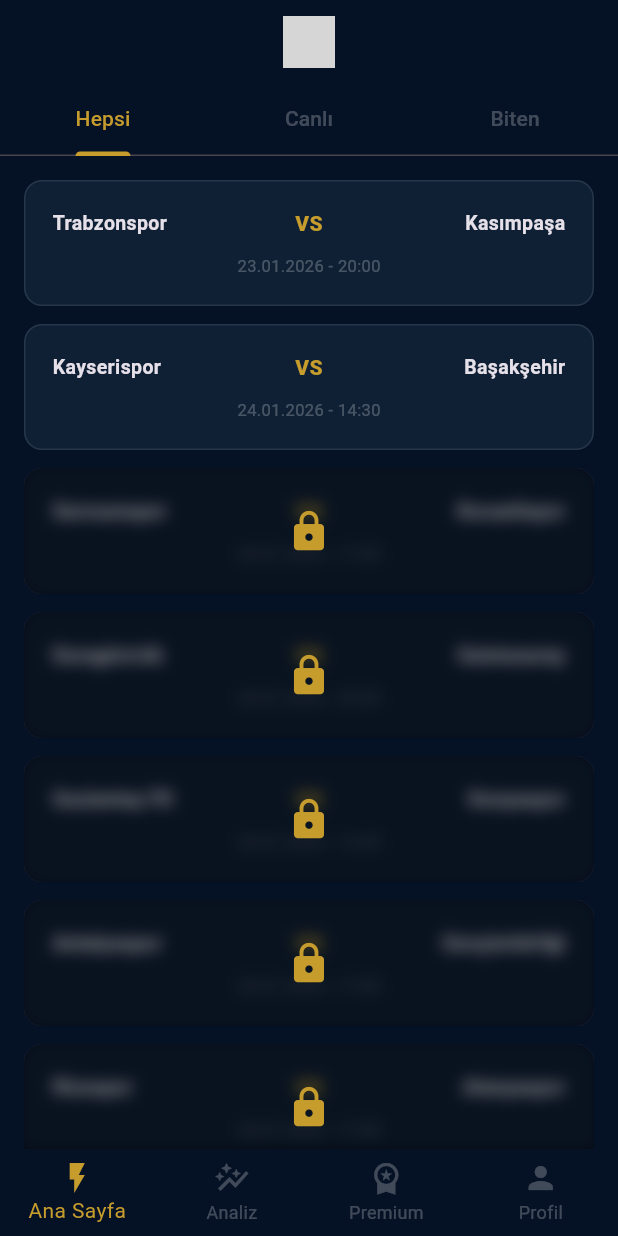
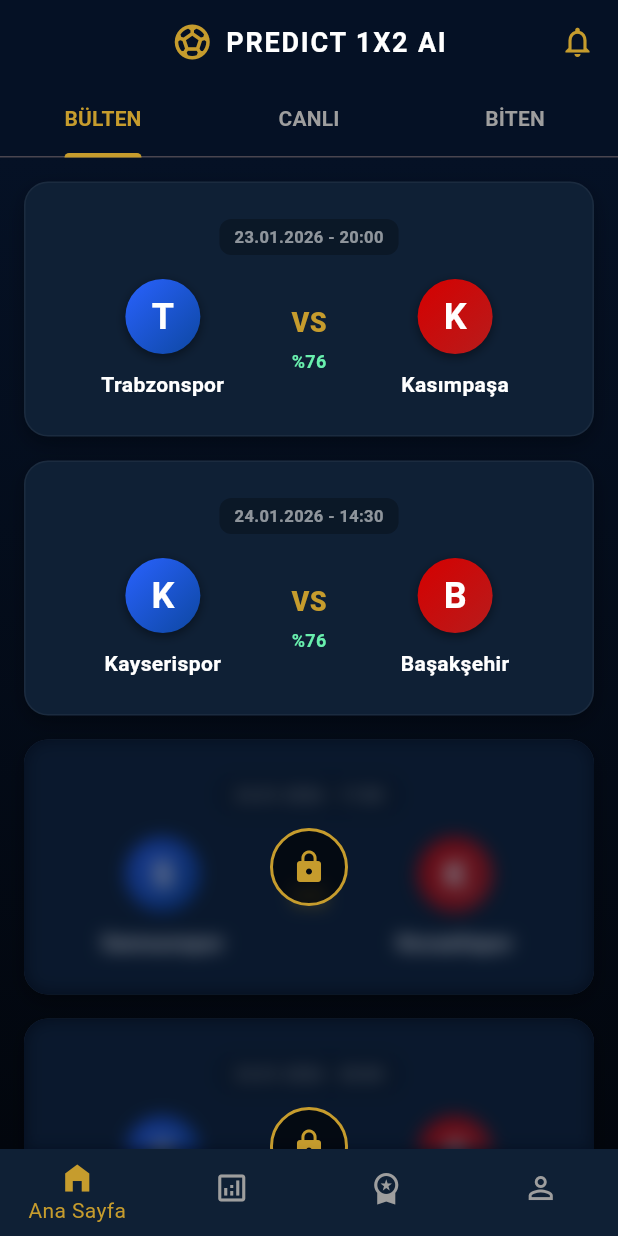
Before and after one commit to v-s-p/1X2-AI-app, a Flutter app: the screen it shows after launch, on a phone screen of 412 x 824 dp. Run offline on Flutter 3.47's test engine with Material 3 defaults, Android fonts, the phone set to English and light mode, and no system bars; grey boxes are pictures that could not be loaded.

Commit message:
Update main.dart

```diff
--- a/lib/main.dart
+++ b/lib/main.dart
@@ -1,4 +1,4 @@
-import 'dart:ui';
+import 'dart:ui'; // Blur efekti için şart
 import 'package:flutter/material.dart';
 
 void main() {
@@ -10,21 +10,24 @@
 
   @override
   Widget build(BuildContext context) {
+    const brandNavy = Color(0xFF051125); // Derin Lacivert
+    const goldPrimary = Color(0xFFC69C2D); // Altın
+
     return MaterialApp(
       debugShowCheckedModeBanner: false,
       title: 'Predict 1X2 AI',
       theme: ThemeData(
         brightness: Brightness.dark,
-        scaffoldBackgroundColor: const Color(0xFF051125),
-        primaryColor: const Color(0xFFC69C2D),
-        cardColor: const Color(0xFF0F2035),
+        scaffoldBackgroundColor: brandNavy,
+        primaryColor: goldPrimary,
+        fontFamily: 'Roboto',
+        useMaterial3: true,
       ),
       home: const MainShell(),
     );
   }
 }
 
-// --- ANA NAVİGASYON MERKEZİ ---
 class MainShell extends StatefulWidget {
   const MainShell({super.key});
   @override
@@ -32,130 +35,170 @@
 }
 
 class _MainShellState extends State<MainShell> {
-  int _selectedIndex = 0;
-
-  // Sayfaları burada tanımlıyoruz
-  final List<Widget> _pages = [
-    const HomePage(),        // Maç Listesi ve Tablar
-    const PredictionsPage(), // Banko ve Sihirli Kupon
-    const PremiumPage(),     // Satış Ekranı
-    const ProfilePage(),     // Kullanıcı Ayarları
-  ];
-
-  @override
-  Widget build(BuildContext context) {
-    return Scaffold(
-      body: IndexedStack( // Sayfa durumlarını korumak için IndexedStack
-        index: _selectedIndex,
-        children: _pages,
-      ),
-      bottomNavigationBar: BottomNavigationBar(
-        currentIndex: _selectedIndex,
-        onTap: (index) => setState(() => _selectedIndex = index),
-        type: BottomNavigationBarType.fixed,
-        backgroundColor: const Color(0xFF051125),
-        selectedItemColor: const Color(0xFFC69C2D),
-        unselectedItemColor: Colors.white24,
-        items: const [
-          BottomNavigationBarItem(icon: Icon(Icons.flash_on), label: 'Ana Sayfa'),
-          BottomNavigationBarItem(icon: Icon(Icons.auto_graph), label: 'Analiz'),
-          BottomNavigationBarItem(icon: Icon(Icons.workspace_premium), label: 'Premium'),
-          BottomNavigationBarItem(icon: Icon(Icons.person), label: 'Profil'),
-        ],
-      ),
-    );
-  }
-}
-
-// ==========================================
-// 1. ANA SAYFA (MAÇ LİSTESİ VE TABLAR)
-// ==========================================
-class HomePage extends StatelessWidget {
-  const HomePage({super.key});
+  int _currentIndex = 0;
+  bool isPremium = false; // Test: FALSE (Kilitli maçları gör)
 
   @override
   Widget build(BuildContext context) {
     return DefaultTabController(
       length: 3,
       child: Scaffold(
+        // APP BAR TASARIMI
         appBar: AppBar(
           backgroundColor: const Color(0xFF051125),
           elevation: 0,
-          title: Image.asset('assets/logo.png', height: 35),
+          title: Row(
+            mainAxisSize: MainAxisSize.min,
+            children: [
+               // Logo yoksa hata vermesin diye Icon koydum, varsa Image.asset kullan
+               const Icon(Icons.sports_soccer, color: Color(0xFFC69C2D), size: 28),
+               const SizedBox(width: 8),
+               Text("PREDICT 1X2 AI", style: TextStyle(color: Colors.white, fontWeight: FontWeight.bold, fontSize: 18, letterSpacing: 1.2)),
+            ],
+          ),
           centerTitle: true,
-          bottom: const TabBar(
-            indicatorColor: Color(0xFFC69C2D),
-            labelColor: Color(0xFFC69C2D),
-            unselectedLabelColor: Colors.white24,
-            tabs: [Tab(text: "Hepsi"), Tab(text: "Canlı"), Tab(text: "Biten")],
+          actions: const [
+            Icon(Icons.notifications_none, color: Color(0xFFC69C2D)),
+            SizedBox(width: 15),
+          ],
+          bottom: TabBar(
+            indicatorColor: const Color(0xFFC69C2D),
+            labelColor: const Color(0xFFC69C2D),
+            unselectedLabelColor: Colors.grey,
+            indicatorWeight: 3,
+            labelStyle: const TextStyle(fontWeight: FontWeight.bold),
+            tabs: const [
+              Tab(text: "BÜLTEN"),
+              Tab(text: "CANLI"),
+              Tab(text: "BİTEN"),
+            ],
           ),
         ),
-        body: TabBarView(
-          children: [
-            _buildMatchList(context),
-            _buildEmptyCanli(),
-            const Center(child: Text("Biten maç kaydı yok.")),
+
+        // GÖVDE
+        body: Container(
+          decoration: const BoxDecoration(
+            gradient: LinearGradient(
+              begin: Alignment.topCenter,
+              end: Alignment.bottomCenter,
+              colors: [Color(0xFF051125), Color(0xFF02060D)], // Hafif geçiş
+            )
+          ),
+          child: TabBarView(
+            children: [
+              _buildHepsiTab(),
+              _buildCanliTab(),
+              _buildBitenTab(),
+            ],
+          ),
+        ),
+
+        // ALT MENÜ
+        bottomNavigationBar: BottomNavigationBar(
+          currentIndex: _currentIndex,
+          onTap: (index) => setState(() => _currentIndex = index),
+          type: BottomNavigationBarType.fixed,
+          backgroundColor: const Color(0xFF0F2035),
+          selectedItemColor: const Color(0xFFC69C2D),
+          unselectedItemColor: Colors.grey,
+          showUnselectedLabels: false,
+          items: const [
+            BottomNavigationBarItem(icon: Icon(Icons.home_filled), label: 'Ana Sayfa'),
+            BottomNavigationBarItem(icon: Icon(Icons.analytics_outlined), label: 'Analiz'),
+            BottomNavigationBarItem(icon: Icon(Icons.workspace_premium), label: 'Premium'),
+            BottomNavigationBarItem(icon: Icon(Icons.person_outline), label: 'Profil'),
           ],
         ),
       ),
     );
   }
 
-  Widget _buildMatchList(BuildContext context) {
+  // --- HEPSİ SEKİMESİ (FREEMIUM LİSTE) ---
+  Widget _buildHepsiTab() {
+    final matches = DemoData.excelMatches;
     return ListView.builder(
       padding: const EdgeInsets.all(16),
-      itemCount: DemoData.excelMatches.length,
+      itemCount: matches.length,
       itemBuilder: (context, index) {
-        bool isLocked = index >= 2; // İlk 2 maç açık, kalanlar kilitli
+        // İLK 2 MAÇ AÇIK, GERİSİ KİLİTLİ
+        bool isLocked = index >= 2 && !isPremium;
+
         return GestureDetector(
           onTap: () => isLocked ? _showPremiumSheet(context) : null,
           child: Padding(
-            padding: const EdgeInsets.only(bottom: 12),
-            child: MatchCardElite(match: DemoData.excelMatches[index], isLocked: isLocked),
+            padding: const EdgeInsets.only(bottom: 16),
+            child: MatchCardElite(match: matches[index], isLocked: isLocked),
           ),
         );
       },
     );
   }
 
-  Widget _buildEmptyCanli() {
+  // --- CANLI SEKİMESİ ---
+  Widget _buildCanliTab() {
     return Center(
       child: Column(
         mainAxisAlignment: MainAxisAlignment.center,
         children: [
-          Icon(Icons.stadium_rounded, size: 80, color: Colors.white.withOpacity(0.05)),
-          const SizedBox(height: 15),
-          const Text("Şu an çimler sessiz...", style: TextStyle(fontSize: 18, color: Color(0xFFC69C2D), fontWeight: FontWeight.bold)),
-          const Text("Ama fırtına yaklaşıyor!", style: TextStyle(color: Colors.white24)),
+          Icon(Icons.stadium, size: 80, color: Colors.white.withOpacity(0.05)),
+          const SizedBox(height: 20),
+          const Text(
+            "Sahalar Sessiz...",
+            style: TextStyle(fontSize: 22, fontWeight: FontWeight.bold, color: Color(0xFFC69C2D)),
+          ),
+          const SizedBox(height: 8),
+          const Text(
+            "Şu an oynanan maç yok.\nFırtına birazdan kopacak!",
+            textAlign: TextAlign.center,
+            style: TextStyle(color: Colors.white38),
+          ),
         ],
       ),
     );
   }
 
+  Widget _buildBitenTab() {
+    return const Center(child: Text("Biten maç bulunamadı.", style: TextStyle(color: Colors.white54)));
+  }
+
+  // --- PREMIUM BOTTOM SHEET (AÇILIR PENCERE) ---
   void _showPremiumSheet(BuildContext context) {
     showModalBottomSheet(
       context: context,
       backgroundColor: const Color(0xFF0F2035),
-      shape: const RoundedRectangleBorder(borderRadius: BorderRadius.vertical(top: Radius.circular(20))),
-      builder: (context) => Padding(
-        padding: const EdgeInsets.all(30),
+      shape: const RoundedRectangleBorder(borderRadius: BorderRadius.vertical(top: Radius.circular(25))),
+      builder: (context) => Container(
+        padding: const EdgeInsets.all(32),
+        height: 400,
         child: Column(
-          mainAxisSize: MainAxisSize.min,
           children: [
-            const Icon(Icons.lock_open_rounded, color: Color(0xFFC69C2D), size: 50),
+            Container(width: 50, height: 5, decoration: BoxDecoration(color: Colors.white10, borderRadius: BorderRadius.circular(10))),
+            const SizedBox(height: 30),
+            const Icon(Icons.lock_open_rounded, color: Color(0xFFC69C2D), size: 60),
             const SizedBox(height: 20),
-            const Text("Premium ile Tüm Kapıları Aç!", style: TextStyle(fontSize: 20, fontWeight: FontWeight.bold)),
-            const SizedBox(height: 10),
-            const Text("Haftalık 15 maçın tamamını ve AI güven skorlarını görmek için hemen yükselt.", textAlign: TextAlign.center, style: TextStyle(color: Colors.white60)),
-            const SizedBox(height: 30),
+            const Text("Analizin Kilidini Aç", style: TextStyle(fontSize: 24, fontWeight: FontWeight.bold, color: Colors.white)),
+            const SizedBox(height: 12),
+            const Text(
+              "Bu maçın yapay zeka tahminini, güven skorunu ve risk analizini görmek için Premium'a geç.",
+              textAlign: TextAlign.center,
+              style: TextStyle(color: Colors.white60, height: 1.5),
+            ),
+            const Spacer(),
             SizedBox(
-              width: double.infinity, height: 50,
+              width: double.infinity,
+              height: 55,
               child: ElevatedButton(
-                style: ElevatedButton.styleFrom(backgroundColor: const Color(0xFFC69C2D), foregroundColor: Colors.black),
+                style: ElevatedButton.styleFrom(
+                  backgroundColor: const Color(0xFFC69C2D),
+                  foregroundColor: Colors.black,
+                  elevation: 10,
+                  shadowColor: const Color(0xFFC69C2D).withOpacity(0.4),
+                  shape: RoundedRectangleBorder(borderRadius: BorderRadius.circular(16))
+                ),
                 onPressed: () => Navigator.pop(context),
-                child: const Text("PAKETLERİ GÖR"),
+                child: const Text("HEMEN YÜKSELT", style: TextStyle(fontWeight: FontWeight.w900, fontSize: 16)),
               ),
-            ),
+            )
           ],
         ),
       ),
@@ -163,218 +206,88 @@
   }
 }
 
-// ==========================================
-// 2. TAHMİN / ANALİZ SAYFASI
-// ==========================================
-class PredictionsPage extends StatelessWidget {
-  const PredictionsPage({super.key});
-
-  @override
-  Widget build(BuildContext context) {
-    return SingleChildScrollView(
-      padding: const EdgeInsets.all(20),
-      child: Column(
-        crossAxisAlignment: CrossAxisAlignment.start,
-        children: [
-          const SizedBox(height: 20),
-          const Text("Analiz Merkezi", style: TextStyle(fontSize: 26, fontWeight: FontWeight.bold)),
-          const SizedBox(height: 20),
-          // HAFTANIN BANKOSU
-          Container(
-            width: double.infinity,
-            padding: const EdgeInsets.all(20),
-            decoration: BoxDecoration(
-              gradient: const LinearGradient(colors: [Color(0xFFC69C2D), Color(0xFF8E6E1A)]),
-              borderRadius: BorderRadius.circular(15),
-            ),
-            child: const Column(
-              children: [
-                Text("HAFTANIN BANKOSU", style: TextStyle(color: Colors.black, fontWeight: FontWeight.w900, letterSpacing: 2)),
-                SizedBox(height: 15),
-                Text("Fenerbahçe - Göztepe", style: TextStyle(color: Colors.white, fontSize: 22, fontWeight: FontWeight.bold)),
-                Text("Tahmin: 1 (Güven: %94)", style: TextStyle(color: Colors.black87, fontWeight: FontWeight.w600)),
-              ],
-            ),
-          ),
-          const SizedBox(height: 30),
-          // SİHİRLİ KUPON BUTONU
-          SizedBox(
-            width: double.infinity, height: 65,
-            child: OutlinedButton.icon(
-              style: OutlinedButton.styleFrom(
-                side: const BorderSide(color: Color(0xFFC69C2D), width: 2),
-                shape: RoundedRectangleBorder(borderRadius: BorderRadius.circular(15)),
-              ),
-              icon: const Icon(Icons.auto_fix_high_rounded, color: Color(0xFFC69C2D)),
-              label: const Text("YAPAY ZEKA KUPON OLUŞTUR", style: TextStyle(color: Colors.white, fontWeight: FontWeight.bold)),
-              onPressed: () {},
-            ),
-          ),
-          const SizedBox(height: 40),
-          // SON KAZANANLAR TICKER (Simüle edilmiş)
-          const Text("SON KAZANANLAR", style: TextStyle(fontSize: 12, color: Colors.white38, letterSpacing: 1)),
-          const SizedBox(height: 10),
-          Container(
-            height: 40,
-            color: Colors.white.withOpacity(0.02),
-            child: ListView(
-              scrollDirection: Axis.horizontal,
-              children: const [
-                Center(child: Text("  🏆 Kullanıcı k***n 12.450₺ Kazandı!  •  🏆 Kullanıcı m***t 4.200₺ Kazandı!  •  🏆 AI Kuponu %100 Başarı!  ", style: TextStyle(color: Color(0xFFC69C2D)))),
-              ],
-            ),
-          ),
-        ],
-      ),
-    );
-  }
-}
-
-// ==========================================
-// 3. PREMIUM SAYFASI (STOREFRONT)
-// ==========================================
-class PremiumPage extends StatelessWidget {
-  const PremiumPage({super.key});
-
-  @override
-  Widget build(BuildContext context) {
-    return Center(
-      child: SingleChildScrollView(
-        padding: const EdgeInsets.all(20),
-        child: Column(
-          children: [
-            const Icon(Icons.stars_rounded, color: Color(0xFFC69C2D), size: 70),
-            const SizedBox(height: 10),
-            const Text("Elite Üyeliğe Geç", style: TextStyle(fontSize: 24, fontWeight: FontWeight.bold)),
-            const SizedBox(height: 30),
-            // HAFTALIK PAKET
-            _buildPriceCard("Haftalık Paket", "59₺", "Hızlı Başlangıç", false),
-            const SizedBox(height: 15),
-            // AYLIK PAKET (EN POPÜLER)
-            _buildPriceCard("Aylık Paket", "199₺", "En Popüler", true),
-            const SizedBox(height: 40),
-            // NEDEN PREMIUM?
-            const Align(alignment: Alignment.centerLeft, child: Text("Neden Premium?", style: TextStyle(fontWeight: FontWeight.bold))),
-            const SizedBox(height: 15),
-            _buildBenefit("15 Maçın tamamına AI erişimi"),
-            _buildBenefit("Yüksek güvenli 'Banko' maçlar"),
-            _buildBenefit("Reklamsız tertemiz deneyim"),
-          ],
-        ),
-      ),
-    );
-  }
-
-  Widget _buildPriceCard(String title, String price, String badge, bool isPopular) {
-    return Container(
-      padding: const EdgeInsets.all(20),
-      decoration: BoxDecoration(
-        color: const Color(0xFF0F2035),
-        borderRadius: BorderRadius.circular(15),
-        border: Border.all(color: isPopular ? const Color(0xFFC69C2D) : Colors.white10, width: isPopular ? 2 : 1),
-      ),
-      child: Row(
-        mainAxisAlignment: MainAxisAlignment.spaceBetween,
-        children: [
-          Column(
-            crossAxisAlignment: CrossAxisAlignment.start,
-            children: [
-              Text(title, style: const TextStyle(fontWeight: FontWeight.bold, fontSize: 18)),
-              Text(badge, style: TextStyle(color: isPopular ? const Color(0xFFC69C2D) : Colors.white38, fontSize: 12)),
-            ],
-          ),
-          Text(price, style: const TextStyle(fontSize: 22, fontWeight: FontWeight.bold, color: Color(0xFFC69C2D))),
-        ],
-      ),
-    );
-  }
-
-  Widget _buildBenefit(String text) {
-    return Padding(
-      padding: const EdgeInsets.only(bottom: 8),
-      child: Row(children: [const Icon(Icons.check_circle, color: Color(0xFFC69C2D), size: 18), const SizedBox(width: 10), Text(text)]),
-    );
-  }
-}
-
-// ==========================================
-// 4. PROFİL SAYFASI
-// ==========================================
-class ProfilePage extends StatelessWidget {
-  const ProfilePage({super.key});
-
-  @override
-  Widget build(BuildContext context) {
-    return SingleChildScrollView(
-      padding: const EdgeInsets.all(30),
-      child: Column(
-        children: [
-          const SizedBox(height: 40),
-          const CircleAvatar(radius: 50, backgroundColor: Color(0xFF0F2035), child: Icon(Icons.person, size: 60, color: Color(0xFFC69C2D))),
-          const SizedBox(height: 15),
-          const Text("Mert Yılmaz", style: TextStyle(fontSize: 22, fontWeight: FontWeight.bold)),
-          const SizedBox(height: 8),
-          Container(
-            padding: const EdgeInsets.symmetric(horizontal: 12, vertical: 4),
-            decoration: BoxDecoration(color: Colors.white.withOpacity(0.05), borderRadius: BorderRadius.circular(20)),
-            child: const Text("Üyelik Durumu: FREE", style: TextStyle(color: Colors.white54, fontSize: 12)),
-          ),
-          const SizedBox(height: 40),
-          _buildProfileTile(Icons.notifications_outlined, "Bildirimler"),
-          _buildProfileTile(Icons.support_agent_rounded, "Destek Al"),
-          _buildProfileTile(Icons.logout_rounded, "Çıkış Yap", isRed: true),
-        ],
-      ),
-    );
-  }
-
-  Widget _buildProfileTile(IconData icon, String title, {bool isRed = false}) {
-    return ListTile(
-      leading: Icon(icon, color: isRed ? Colors.redAccent : const Color(0xFFC69C2D)),
-      title: Text(title, style: TextStyle(color: isRed ? Colors.redAccent : Colors.white)),
-      trailing: const Icon(Icons.chevron_right_rounded, color: Colors.white10),
-      onTap: () {},
-    );
-  }
-}
-
-// --- YARDIMCI BİLEŞENLER (MAÇ KARTI) ---
+// --- ELITE MAÇ KARTI (GÖRSEL DÜZELTİLDİ) ---
 class MatchCardElite extends StatelessWidget {
   final Map<String, String> match;
   final bool isLocked;
+
   const MatchCardElite({super.key, required this.match, required this.isLocked});
 
   @override
   Widget build(BuildContext context) {
     return Stack(
       children: [
+        // 1. KARTIN KENDİSİ
         Container(
-          padding: const EdgeInsets.all(18),
-          decoration: BoxDecoration(color: const Color(0xFF0F2035), borderRadius: BorderRadius.circular(12), border: Border.all(color: Colors.white10)),
+          padding: const EdgeInsets.symmetric(vertical: 24, horizontal: 16),
+          decoration: BoxDecoration(
+            color: const Color(0xFF0F2035), // Kart Rengi
+            borderRadius: BorderRadius.circular(16),
+            border: Border.all(color: Colors.white.withOpacity(0.05)),
+            boxShadow: [
+              BoxShadow(color: Colors.black.withOpacity(0.3), blurRadius: 10, offset: const Offset(0, 5))
+            ]
+          ),
           child: Column(
             children: [
+              // LİG / TARİH BİLGİSİ
+              Container(
+                padding: const EdgeInsets.symmetric(horizontal: 10, vertical: 4),
+                decoration: BoxDecoration(color: Colors.black26, borderRadius: BorderRadius.circular(8)),
+                child: Text(match['date']!, style: const TextStyle(fontSize: 11, color: Colors.white54, fontWeight: FontWeight.bold)),
+              ),
+              const SizedBox(height: 16),
+
+              // TAKIMLAR VE SKOR ALANI
               Row(
                 mainAxisAlignment: MainAxisAlignment.spaceBetween,
                 children: [
-                  Expanded(child: Text(match['home']!, style: const TextStyle(fontWeight: FontWeight.bold, fontSize: 13))),
-                  const Text("VS", style: TextStyle(color: Color(0xFFC69C2D), fontWeight: FontWeight.w900)),
-                  Expanded(child: Text(match['away']!, textAlign: TextAlign.end, style: const TextStyle(fontWeight: FontWeight.bold, fontSize: 13))),
+                  // EV SAHİBİ
+                  Expanded(child: _buildTeamItem(match['home']!, true)),
+
+                  // VS / SKOR ALANI
+                  Padding(
+                    padding: const EdgeInsets.symmetric(horizontal: 10),
+                    child: Column(
+                      children: [
+                         const Text("VS", style: TextStyle(color: Color(0xFFC69C2D), fontWeight: FontWeight.w900, fontSize: 18)),
+                         if(!isLocked) // Sadece kilit açıkken oran gösterelim
+                            const Padding(
+                              padding: EdgeInsets.only(top: 4),
+                              child: Text("%76", style: TextStyle(color: Colors.greenAccent, fontSize: 12, fontWeight: FontWeight.bold)),
+                            )
+                      ],
+                    ),
+                  ),
+
+                  // DEPLASMAN
+                  Expanded(child: _buildTeamItem(match['away']!, false)),
                 ],
               ),
-              const SizedBox(height: 10),
-              Text(match['date']!, style: const TextStyle(fontSize: 11, color: Colors.white24)),
             ],
           ),
         ),
+
+        // 2. KİLİT VE BLUR KATMANI (Buzlu Cam)
         if (isLocked)
           Positioned.fill(
             child: ClipRRect(
-              borderRadius: BorderRadius.circular(12),
+              borderRadius: BorderRadius.circular(16),
               child: BackdropFilter(
-                filter: ImageFilter.blur(sigmaX: 5, sigmaY: 5),
+                filter: ImageFilter.blur(sigmaX: 6.0, sigmaY: 6.0), // Bulanıklık şiddeti
                 child: Container(
-                  color: Colors.black.withOpacity(0.4),
-                  child: const Center(child: Icon(Icons.lock_rounded, color: Color(0xFFC69C2D), size: 30)),
+                  color: const Color(0xFF051125).withOpacity(0.5), // Yarı saydam lacivert perde
+                  child: Center(
+                    child: Container(
+                      padding: const EdgeInsets.all(12),
+                      decoration: BoxDecoration(
+                        shape: BoxShape.circle,
+                        color: Colors.black.withOpacity(0.6),
+                        border: Border.all(color: const Color(0xFFC69C2D), width: 2)
+                      ),
+                      child: const Icon(Icons.lock, color: Color(0xFFC69C2D), size: 24),
+                    ),
+                  ),
                 ),
               ),
             ),
@@ -382,9 +295,39 @@
       ],
     );
   }
+
+  // Takım İsim + Avatar Oluşturucu
+  Widget _buildTeamItem(String name, bool isHome) {
+    return Column(
+      children: [
+        // Daire içinde takımın baş harfi (Logo yerine geçici çözüm)
+        Container(
+          width: 50, height: 50,
+          decoration: BoxDecoration(
+            shape: BoxShape.circle,
+            gradient: LinearGradient(
+              colors: isHome
+                ? [Colors.blueAccent.shade700, Colors.blue.shade900]
+                : [Colors.redAccent.shade700, Colors.red.shade900],
+              begin: Alignment.topLeft, end: Alignment.bottomRight
+            ),
+            boxShadow: [BoxShadow(color: Colors.black45, blurRadius: 5, offset: Offset(0,2))]
+          ),
+          child: Center(child: Text(name[0], style: const TextStyle(fontSize: 24, fontWeight: FontWeight.bold, color: Colors.white))),
+        ),
+        const SizedBox(height: 10),
+        Text(
+          name,
+          textAlign: TextAlign.center,
+          maxLines: 2,
+          style: const TextStyle(fontWeight: FontWeight.bold, fontSize: 14, color: Colors.white)
+        ),
+      ],
+    );
+  }
 }
 
-// --- VERİ ---
+// --- DUMMY DATA (HATA VERMEMESİ İÇİN AYNI VERİ) ---
 class DemoData {
   static const List<Map<String, String>> excelMatches = [
     {"home": "Trabzonspor", "away": "Kasımpaşa", "date": "23.01.2026 - 20:00"},
@@ -392,15 +335,7 @@
     {"home": "Samsunspor", "away": "Kocaelispor", "date": "24.01.2026 - 17:00"},
     {"home": "Karagümrük", "away": "Galatasaray", "date": "24.01.2026 - 20:00"},
     {"home": "Gaziantep FK", "away": "Konyaspor", "date": "25.01.2026 - 14:30"},
-    {"home": "Antalyaspor", "away": "Gençlerbirliği", "date": "25.01.2026 - 17:00"},
-    {"home": "Rizespor", "away": "Alanyaspor", "date": "25.01.2026 - 17:00"},
     {"home": "Fenerbahçe", "away": "Göztepe", "date": "25.01.2026 - 20:00"},
-    {"home": "Eyüpspor", "away": "Beşiktaş", "date": "26.01.2026 - 20:00"},
-    {"home": "Union Berlin", "away": "Dortmund", "date": "24.01.2026 - 20:30"},
-    {"home": "Marsilya", "away": "Lens", "date": "24.01.2026 - 23:05"},
-    {"home": "Arsenal", "away": "Man. United", "date": "25.01.2026 - 19:30"},
-    {"home": "Villarreal", "away": "Real Madrid", "date": "24.01.2026 - 23:00"},
     {"home": "Juventus", "away": "Napoli", "date": "25.01.2026 - 20:00"},
-    {"home": "Roma", "away": "AC Milan", "date": "25.01.2026 - 22:45"},
   ];
 }
```
